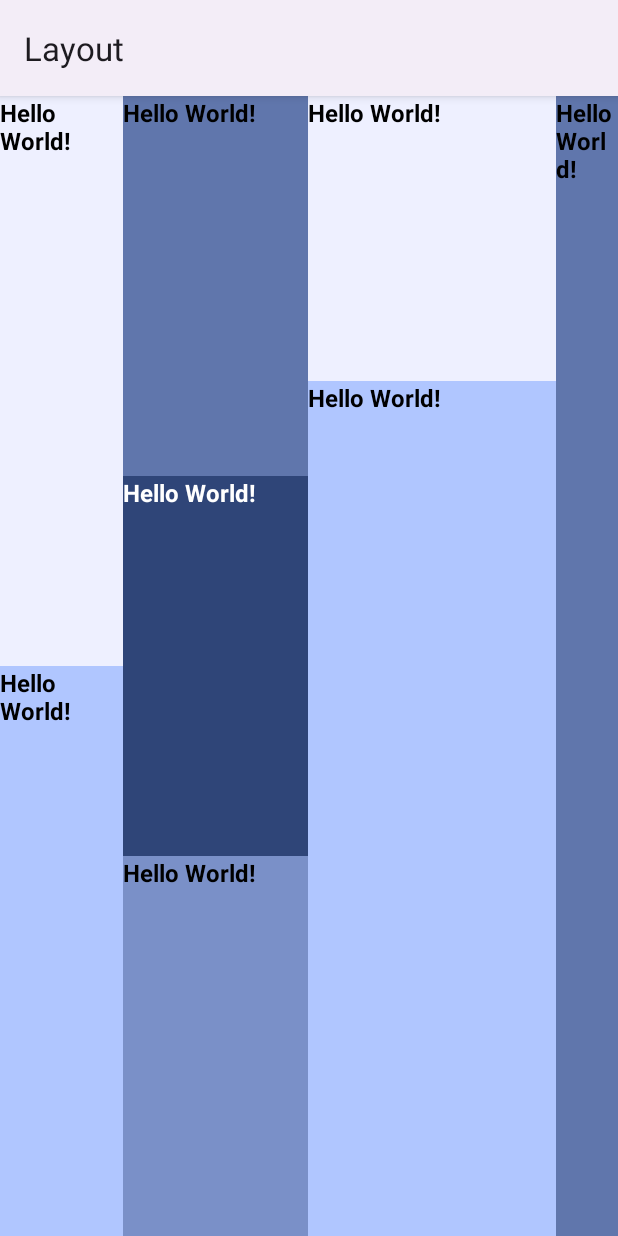
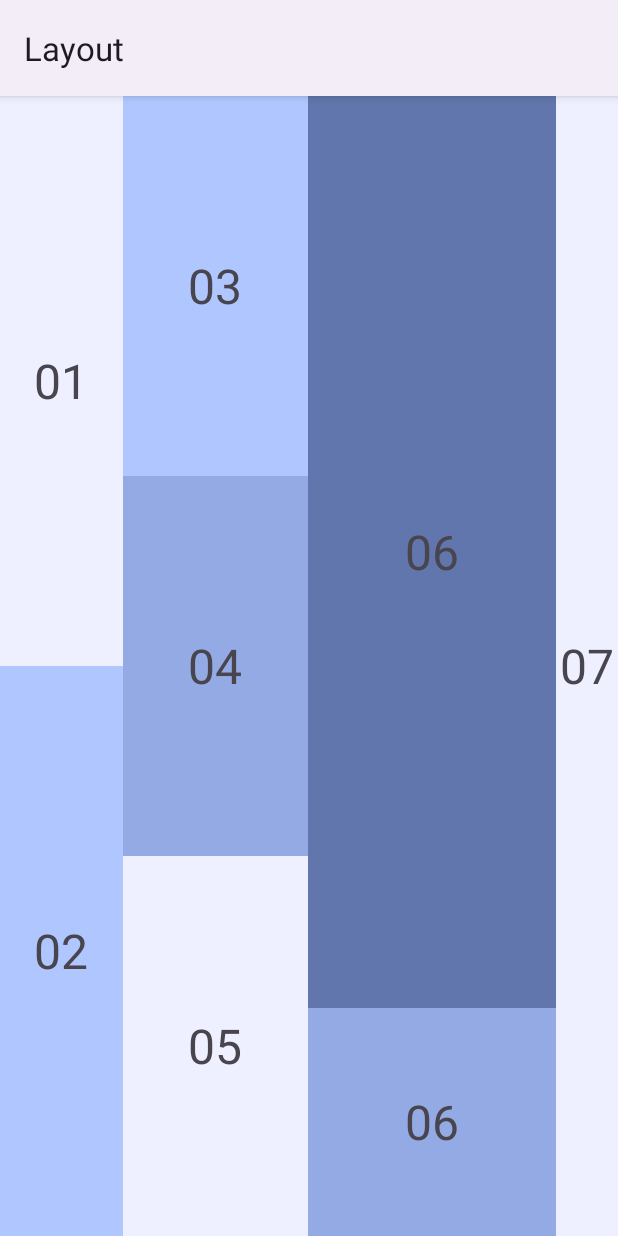
Before and after one commit to shamblesoxyz/android-layout, an Android app: the screen it shows after launch (LinearLayoutActivity), on a phone screen of 412 x 824 dp. Run offline under Robolectric (Android 15) with nearby library versions, the phone set to English and light mode, and no system bars.

Commit message:
add linear_layout_2.xml

```diff
--- a/app/src/main/res/layout/linear_layout.xml
+++ b/app/src/main/res/layout/linear_layout.xml
@@ -10,105 +10,104 @@
     <LinearLayout
         android:layout_width="0dp"
         android:layout_height="match_parent"
-        android:layout_weight="0.2"
-        android:orientation="vertical">
+        android:orientation="vertical"
+        android:layout_weight="0.2">
 
         <TextView
             android:layout_width="match_parent"
-            android:layout_height="match_parent"
+            android:layout_height="0dp"
             android:layout_weight="1"
-            android:background="@color/material_dynamic_primary95"
-            android:text="Hello World!"
-            android:textColor="@color/black"
-            android:textSize="16sp"
-            android:textStyle="bold" />
+            android:gravity="center"
+            android:text="01"
+            android:textSize="32sp"
+            android:background="@color/material_dynamic_primary95">
+        </TextView>
 
         <TextView
             android:layout_width="match_parent"
-            android:layout_height="match_parent"
+            android:layout_height="0dp"
             android:layout_weight="1"
-            android:background="@color/material_dynamic_primary80"
-            android:text="Hello World!"
-            android:textColor="@color/black"
-            android:textSize="16sp"
-            android:textStyle="bold" />
+            android:gravity="center"
+            android:text="02"
+            android:textSize="32sp"
+            android:background="@color/material_dynamic_primary80">
+        </TextView>
+
     </LinearLayout>
 
     <LinearLayout
         android:layout_width="0dp"
         android:layout_height="match_parent"
-        android:layout_weight="0.3"
-        android:orientation="vertical">
+        android:orientation="vertical"
+        android:layout_weight="0.3">
 
         <TextView
             android:layout_width="match_parent"
-            android:layout_height="match_parent"
+            android:layout_height="0dp"
             android:layout_weight="1"
-            android:background="@color/material_dynamic_primary50"
-            android:text="Hello World!"
-            android:textColor="@color/black"
-            android:textSize="16sp"
-            android:textStyle="bold" />
+            android:gravity="center"
+            android:text="03"
+            android:textSize="32sp"
+            android:background="@color/material_dynamic_primary80">
+        </TextView>
 
         <TextView
             android:layout_width="match_parent"
-            android:layout_height="match_parent"
+            android:layout_height="0dp"
             android:layout_weight="1"
-            android:background="@color/material_dynamic_primary30"
-            android:text="Hello World!"
-            android:textColor="@color/white"
-            android:textSize="16sp"
-            android:textStyle="bold" />
+            android:gravity="center"
+            android:text="04"
+            android:textSize="32sp"
+            android:background="@color/material_dynamic_primary70">
+        </TextView>
 
         <TextView
             android:layout_width="match_parent"
-            android:layout_height="match_parent"
+            android:layout_height="0dp"
             android:layout_weight="1"
-            android:background="@color/material_dynamic_primary60"
-            android:text="Hello World!"
-            android:textColor="@color/black"
-            android:textSize="16sp"
-            android:textStyle="bold" />
+            android:gravity="center"
+            android:text="05"
+            android:textSize="32sp"
+            android:background="@color/material_dynamic_primary95">
+        </TextView>
+
     </LinearLayout>
 
     <LinearLayout
         android:layout_width="0dp"
         android:layout_height="match_parent"
-        android:layout_weight="0.4"
-        android:orientation="vertical">
+        android:orientation="vertical"
+        android:layout_weight="0.4">
+        <TextView
+            android:layout_width="match_parent"
+            android:layout_height="0dp"
+            android:layout_weight="0.8"
+            android:gravity="center"
+            android:text="06"
+            android:textSize="32sp"
+            android:background="@color/material_dynamic_primary50">
+        </TextView>
 
         <TextView
             android:layout_width="match_parent"
             android:layout_height="0dp"
-            android:layout_weight="0.25"
-            android:background="@color/material_dynamic_primary95"
-            android:text="Hello World!"
-            android:textColor="@color/black"
-            android:textSize="16sp"
-            android:textStyle="bold" />
-
-        <TextView
-            android:layout_width="match_parent"
-            android:layout_height="0dp"
-            android:layout_weight="0.75"
-            android:background="@color/material_dynamic_primary80"
-            android:text="Hello World!"
-            android:textColor="@color/black"
-            android:textSize="16sp"
-            android:textStyle="bold" />
+            android:layout_weight="0.2"
+            android:gravity="center"
+            android:text="06"
+            android:textSize="32sp"
+            android:background="@color/material_dynamic_primary70">
+        </TextView>
 
     </LinearLayout>
-
 
     <TextView
         android:layout_width="0dp"
         android:layout_height="match_parent"
         android:layout_weight="0.1"
-        android:background="@color/material_dynamic_primary50"
-        android:text="Hello World!"
-        android:textColor="@color/black"
-        android:textSize="16sp"
-        android:textStyle="bold" />
-
+        android:gravity="center"
+        android:text="07"
+        android:textSize="32sp"
+        android:background="@color/material_dynamic_primary95">
+    </TextView>
 
 </LinearLayout>
```
Also changed, not shown: app/src/main/res/layout/linear_layout_2.xml (added, +80 -0 lines).
